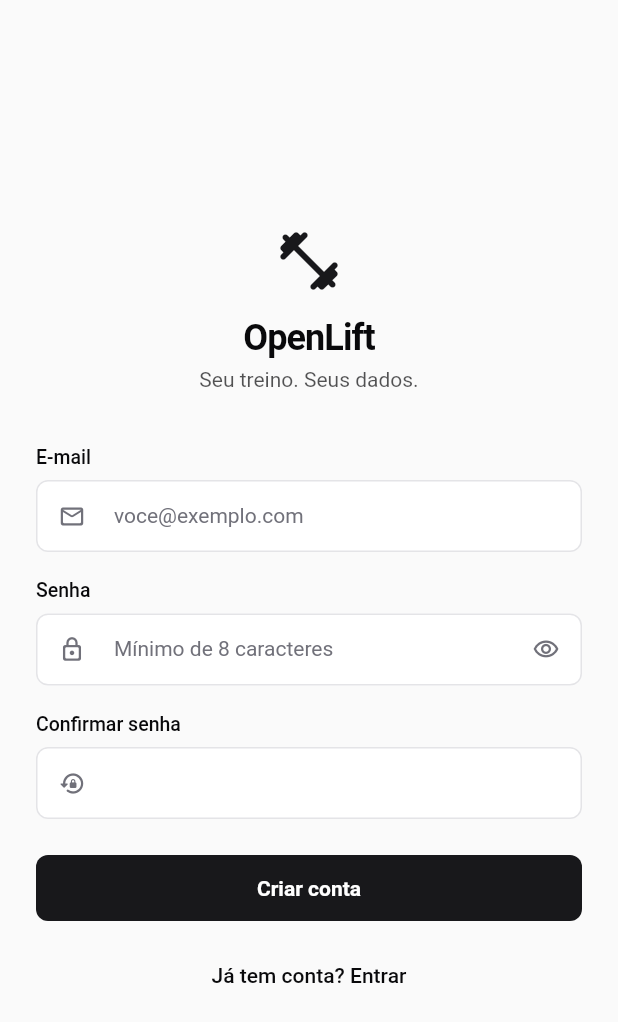
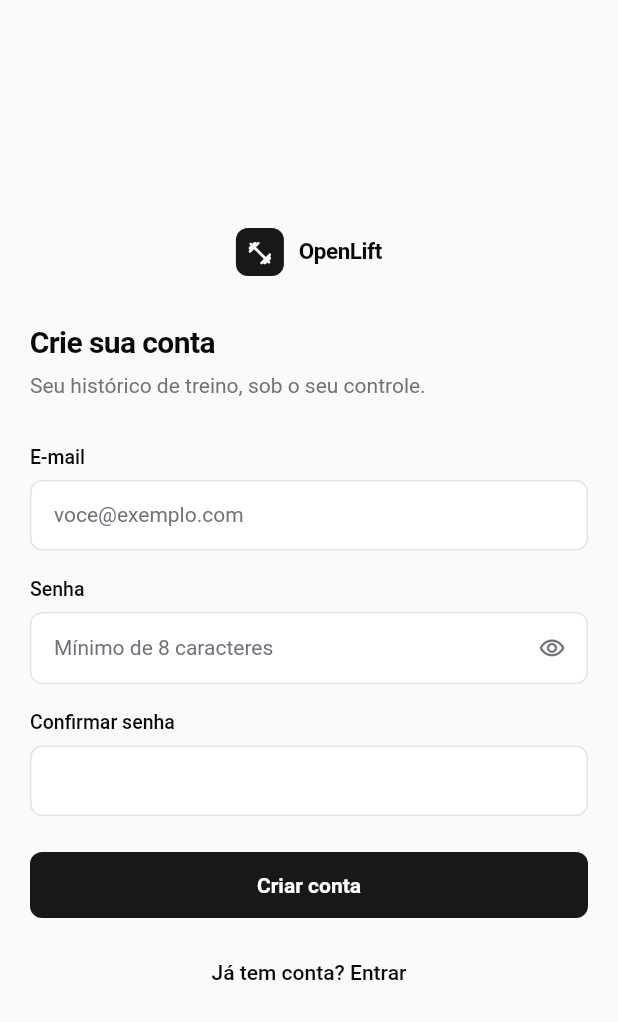
Before and after one commit to S06-2026-2/Openlift, a Flutter app: the SignupScreen screen opened by its route, on a phone screen of 412 x 824 dp. Shown: the top 1022 px of the screen. Run offline on Flutter 3.47's test engine with Material 3 defaults, Android fonts, the phone set to English and light mode, and no system bars; our stand-ins replace dio, flutter_riverpod, flutter_secure_storage, go_router; accounts and stored records are empty; network calls fail.

Commit message:
style(auth): login e cadastro com marca, titulo e cartao no web
Co-Authored-By: Claude Opus 5.5 <noreply@anthropic.com>

```diff
--- a/app/lib/features/auth/presentation/login_screen.dart
+++ b/app/lib/features/auth/presentation/login_screen.dart
@@ -59,6 +59,8 @@ class _LoginScreenState extends ConsumerState<LoginScreen> {
     final errorMessage = auth?.errorMessage;
 
     return AuthFormShell(
+      title: 'Acesse sua conta',
+      subtitle: 'Seu treino. Seus dados.',
       children: [
         Form(
           key: _formKey,
@@ -77,7 +79,6 @@ class _LoginScreenState extends ConsumerState<LoginScreen> {
                 textInputAction: TextInputAction.next,
                 enabled: !isSubmitting,
                 validator: AuthValidators.email,
-                prefixIcon: const Icon(Icons.mail_outline_rounded),
               ),
               const SizedBox(height: 16),
               AppTextField(
@@ -88,10 +89,8 @@ class _LoginScreenState extends ConsumerState<LoginScreen> {
                 enabled: !isSubmitting,
                 validator: AuthValidators.password,
                 onFieldSubmitted: (_) => _submit(),
-                prefixIcon: const Icon(Icons.lock_outline_rounded),
                 suffixIcon: IconButton(
-                  tooltip:
-                      _obscurePassword ? 'Mostrar senha' : 'Ocultar senha',
+                  tooltip: _obscurePassword ? 'Mostrar senha' : 'Ocultar senha',
                   icon: Icon(
                     _obscurePassword
                         ? Icons.visibility_outlined
--- a/app/lib/features/auth/presentation/signup_screen.dart
+++ b/app/lib/features/auth/presentation/signup_screen.dart
@@ -59,6 +59,8 @@ class _SignupScreenState extends ConsumerState<SignupScreen> {
     final errorMessage = auth?.errorMessage;
 
     return AuthFormShell(
+      title: 'Crie sua conta',
+      subtitle: 'Seu histórico de treino, sob o seu controle.',
       children: [
         Form(
           key: _formKey,
@@ -77,21 +79,19 @@ class _SignupScreenState extends ConsumerState<SignupScreen> {
                 textInputAction: TextInputAction.next,
                 enabled: !isSubmitting,
                 validator: AuthValidators.email,
-                prefixIcon: const Icon(Icons.mail_outline_rounded),
               ),
               const SizedBox(height: 16),
               AppTextField(
                 label: 'Senha',
-                hintText: 'Mínimo de ${AuthValidators.minPasswordLength} caracteres',
+                hintText:
+                    'Mínimo de ${AuthValidators.minPasswordLength} caracteres',
                 controller: _passwordController,
                 obscureText: _obscurePassword,
                 textInputAction: TextInputAction.next,
                 enabled: !isSubmitting,
                 validator: AuthValidators.password,
-                prefixIcon: const Icon(Icons.lock_outline_rounded),
                 suffixIcon: IconButton(
-                  tooltip:
-                      _obscurePassword ? 'Mostrar senha' : 'Ocultar senha',
+                  tooltip: _obscurePassword ? 'Mostrar senha' : 'Ocultar senha',
                   icon: Icon(
                     _obscurePassword
                         ? Icons.visibility_outlined
@@ -113,7 +113,6 @@ class _SignupScreenState extends ConsumerState<SignupScreen> {
                   _passwordController.text,
                 ),
                 onFieldSubmitted: (_) => _submit(),
-                prefixIcon: const Icon(Icons.lock_reset_rounded),
               ),
               const SizedBox(height: 24),
               AppButton(
--- a/app/lib/features/auth/presentation/widgets/auth_form_shell.dart
+++ b/app/lib/features/auth/presentation/widgets/auth_form_shell.dart
@@ -1,51 +1,67 @@
-// FE-02 — Casca visual compartilhada por Login e Cadastro (marca + conteúdo
-// centralizado, com largura máxima confortável na web).
+// FE-02 — Casca visual compartilhada por Login e Cadastro: marca, título da
+// tela e o formulário numa coluna estreita. Em telas largas o conteúdo fica
+// num cartão com borda fina.
 
 import 'package:flutter/material.dart';
 
+import '../../../../shared/widgets/brand_mark.dart';
+
 class AuthFormShell extends StatelessWidget {
-  const AuthFormShell({super.key, required this.children});
+  const AuthFormShell({
+    super.key,
+    required this.title,
+    required this.subtitle,
+    required this.children,
+  });
 
+  final String title;
+  final String subtitle;
   final List<Widget> children;
 
   @override
   Widget build(BuildContext context) {
     final theme = Theme.of(context);
+    final wide = MediaQuery.sizeOf(context).width >= 600;
+
+    final content = Column(
+      mainAxisSize: MainAxisSize.min,
+      crossAxisAlignment: CrossAxisAlignment.stretch,
+      children: [
+        Text(title, style: theme.textTheme.headlineSmall),
+        const SizedBox(height: 6),
+        Text(
+          subtitle,
+          style: theme.textTheme.bodyMedium?.copyWith(
+            color: theme.colorScheme.onSurfaceVariant,
+          ),
+        ),
+        const SizedBox(height: 28),
+        ...children,
+      ],
+    );
 
     return Scaffold(
       body: SafeArea(
         child: Center(
           child: SingleChildScrollView(
-            padding: const EdgeInsets.symmetric(horizontal: 24, vertical: 32),
+            padding: const EdgeInsets.symmetric(horizontal: 20, vertical: 40),
             child: ConstrainedBox(
-              constraints: const BoxConstraints(maxWidth: 420),
+              constraints: const BoxConstraints(maxWidth: 400),
               child: Column(
                 mainAxisSize: MainAxisSize.min,
                 crossAxisAlignment: CrossAxisAlignment.stretch,
                 children: [
-                  Icon(
-                    Icons.fitness_center_rounded,
-                    size: 48,
-                    color: theme.colorScheme.primary,
-                  ),
-                  const SizedBox(height: 12),
-                  Text(
-                    'OpenLift',
-                    textAlign: TextAlign.center,
-                    style: theme.textTheme.headlineMedium?.copyWith(
-                      fontWeight: FontWeight.bold,
-                    ),
-                  ),
-                  const SizedBox(height: 4),
-                  Text(
-                    'Seu treino. Seus dados.',
-                    textAlign: TextAlign.center,
-                    style: theme.textTheme.bodyMedium?.copyWith(
-                      color: theme.colorScheme.onSurface.withValues(alpha: 0.7),
-                    ),
-                  ),
+                  const Center(child: BrandMark(size: 32)),
                   const SizedBox(height: 32),
-                  ...children,
+                  if (wide)
+                    Card(
+                      child: Padding(
+                        padding: const EdgeInsets.all(32),
+                        child: content,
+                      ),
+                    )
+                  else
+                    content,
                 ],
               ),
             ),
```
